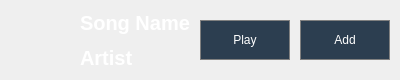
Old version of the form ui/song_item.ui in the repository RonneyJR/python-app.
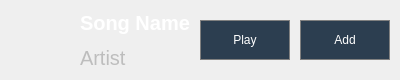
New version of the form.

Diff of the .ui file:
```diff
--- a/ui/song_item.ui
+++ b/ui/song_item.ui
@@ -69,10 +69,9 @@
      <item>
       <widget class="QLabel" name="lbl_artist">
        <property name="styleSheet">
-        <string notr="true">color:rgb(255,255,255);
+        <string notr="true">color:rgb(189, 189, 189);
 background-color: transparent;
-font-size: 20px;
-font-weight: bold</string>
+font-size: 20px;</string>
        </property>
        <property name="text">
         <string>Artist</string>
```
